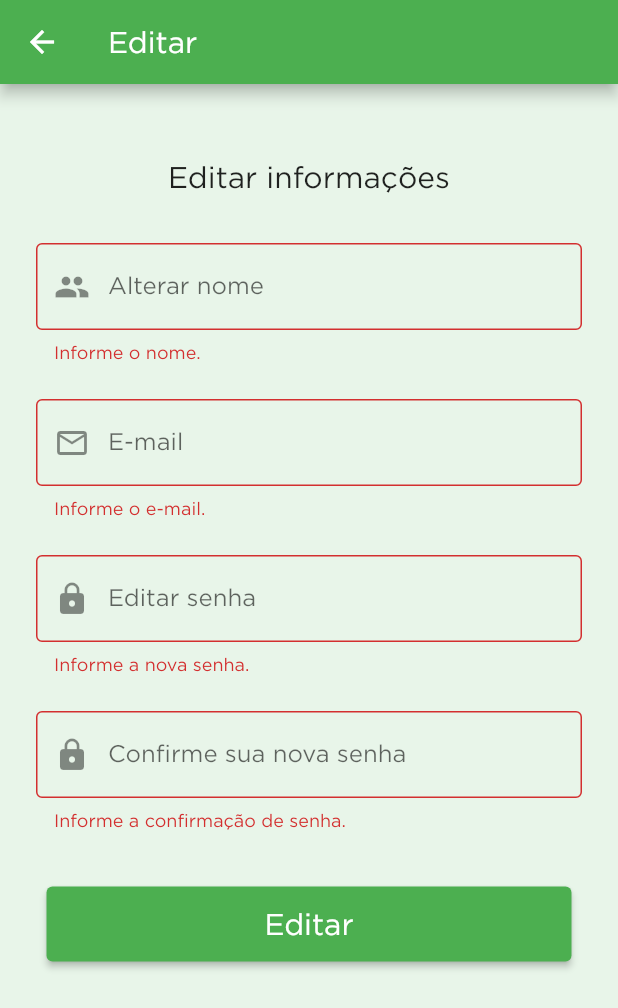
After one commit to RebecaTorrecilhas/projeto_plantas, a Flutter app: the EditUser screen opened directly, after a tap on "Editar", on a phone screen of 412 x 824 dp. The commit adds this screen. Shown: the top 1008 px of the screen. Run offline on Flutter 3.47's test engine with Material 2 defaults, Android fonts, the phone set to English and light mode, and no system bars; our stand-ins replace get, shared_preferences; accounts and stored records are empty.

Commit message:
Controller user e estruturado controller plant

```diff
--- /dev/null
+++ b/plant_care_app/lib/pages/editUser.dart
@@ -0,0 +1,169 @@
+import 'package:flutter/material.dart';
+import 'package:get/get.dart';
+import 'package:projeto_plantas/services/auth_service.dart';
+
+class EditUser extends StatefulWidget {
+  @override
+  _EditUser createState() => _EditUser();
+}
+
+class _EditUser extends State<EditUser> {
+  final _nome = TextEditingController();
+  final _email = TextEditingController();
+  final _senha = TextEditingController();
+  final _confirm = TextEditingController();
+
+  var isLoading = false.obs;
+
+  final _formKey = GlobalKey<FormState>();
+
+  @override
+  Widget build(BuildContext context) {
+    return Scaffold(
+      appBar: AppBar(
+        title: Text('Editar'),
+      ),
+      backgroundColor: Colors.green[50],
+      body: Obx(
+        () => isLoading.value
+            ? Center(
+                child: CircularProgressIndicator(),
+              )
+            : SingleChildScrollView(
+                child: Column(
+                  children: <Widget>[
+                    Padding(
+                        padding: EdgeInsets.only(top: 50, bottom: 20),
+                        child: Text(
+                          'Editar informações',
+                          style: TextStyle(
+                            fontSize: 20,
+                          ),
+                        )),
+                    Container(
+                      child: Form(
+                        key: _formKey,
+                        child: Column(children: [
+                          Padding(
+                            padding: EdgeInsets.symmetric(
+                                vertical: 12.0, horizontal: 24.0),
+                            child: TextFormField(
+                                controller: _nome,
+                                decoration: InputDecoration(
+                                    prefixIcon: Icon(Icons.people),
+                                    border: OutlineInputBorder(),
+                                    labelText: 'Alterar nome'),
+                                validator: (value) {
+                                  if (value.isEmpty) {
+                                    return 'Informe o nome.';
+                                  }
+                                  return null;
+                                }),
+                          ),
+                          Padding(
+                            padding: EdgeInsets.symmetric(
+                                vertical: 12.0, horizontal: 24.0),
+                            child: TextFormField(
+                                controller: _email,
+                                decoration: InputDecoration(
+                                    prefixIcon: Icon(Icons.mail_outline),
+                                    border: OutlineInputBorder(),
+                                    labelText: 'E-mail'),
+                                validator: (value) {
+                                  if (value.isEmpty) {
+                                    return 'Informe o e-mail.';
+                                  }
+                                  if (!(RegExp(
+                                          r'^.+@[a-zA-Z]+\.{1}[a-zA-Z]+(\.{0,1}[a-zA-Z]+)$')
+                                      .hasMatch(value))) {
+                                    return 'E-mail inválido.';
+                                  }
+                                  return null;
+                                }),
+                          ),
+                          Padding(
+                            padding: EdgeInsets.symmetric(
+                                vertical: 12.0, horizontal: 24.0),
+                            child: TextFormField(
+                                controller: _senha,
+                                obscureText: true,
+                                decoration: InputDecoration(
+                                    prefixIcon: Icon(Icons.lock),
+                                    border: OutlineInputBorder(),
+                                    labelText: 'Editar senha'),
+                                validator: (value) {
+                                  if (value.isEmpty) {
+                                    return 'Informe a nova senha.';
+                                  }
+                                  if (value.length < 6) {
+                                    return 'A senha deve conter no mínimo 6 caracteres.';
+                                  }
+                                  return null;
+                                }),
+                          ),
+                          Padding(
+                            padding: EdgeInsets.symmetric(
+                                vertical: 12.0, horizontal: 24.0),
+                            child: TextFormField(
+                                controller: _confirm,
+                                obscureText: true,
+                                decoration: InputDecoration(
+                                    prefixIcon: Icon(Icons.lock),
+                                    border: OutlineInputBorder(),
+                                    labelText: 'Confirme sua nova senha'),
+                                validator: (value) {
+                                  if (value.isEmpty) {
+                                    return 'Informe a confirmação de senha.';
+                                  }
+                                  if (value != _senha.text) {
+                                    return 'As senhas não são identicas';
+                                  }
+                                  return null;
+                                }),
+                          ),
+                          Container(
+                              alignment: Alignment.bottomCenter,
+                              margin: EdgeInsets.all(25),
+                              child: ElevatedButton(
+                                onPressed: () async => {
+                                  if (_formKey.currentState.validate())
+                                    {
+                                      isLoading.value = true,
+                                      if (await AuthService.to.register(
+                                          _nome.text, _email.text, _senha.text))
+                                        {
+                                          Navigator.pop(context),
+                                        }
+                                      else
+                                        {
+                                          ScaffoldMessenger.of(context)
+                                              .showSnackBar(
+                                            SnackBar(
+                                              content: Text(
+                                                  'Não foi possível alterar as informações.'),
+                                            ),
+                                          ),
+                                        },
+                                      isLoading.value = false,
+                                    }
+                                },
+                                child: Text(
+                                  'Editar',
+                                  style: TextStyle(
+                                    fontSize: 20,
+                                  ),
+                                ),
+                                style: ElevatedButton.styleFrom(
+                                  minimumSize: Size(350, 50),
+                                ),
+                              )),
+                        ]),
+                      ),
+                    )
+                  ],
+                ),
+              ),
+      ),
+    );
+  }
+}
--- a/plant_care_app/lib/services/auth_service.dart
+++ b/plant_care_app/lib/services/auth_service.dart
@@ -45,7 +45,7 @@ class AuthService extends GetxController {
           },
         ),
       );
-      print(response.statusCode);
+
       if (response.statusCode == 200) {
         var data = jsonDecode(response.body);
 
```
Also changed, not shown: plant_care_app/lib/pages/plantasList.dart (+9 -5 lines), plant_care_app/lib/services/user_service.dart (added, +67 -0 lines), 4 other files.
